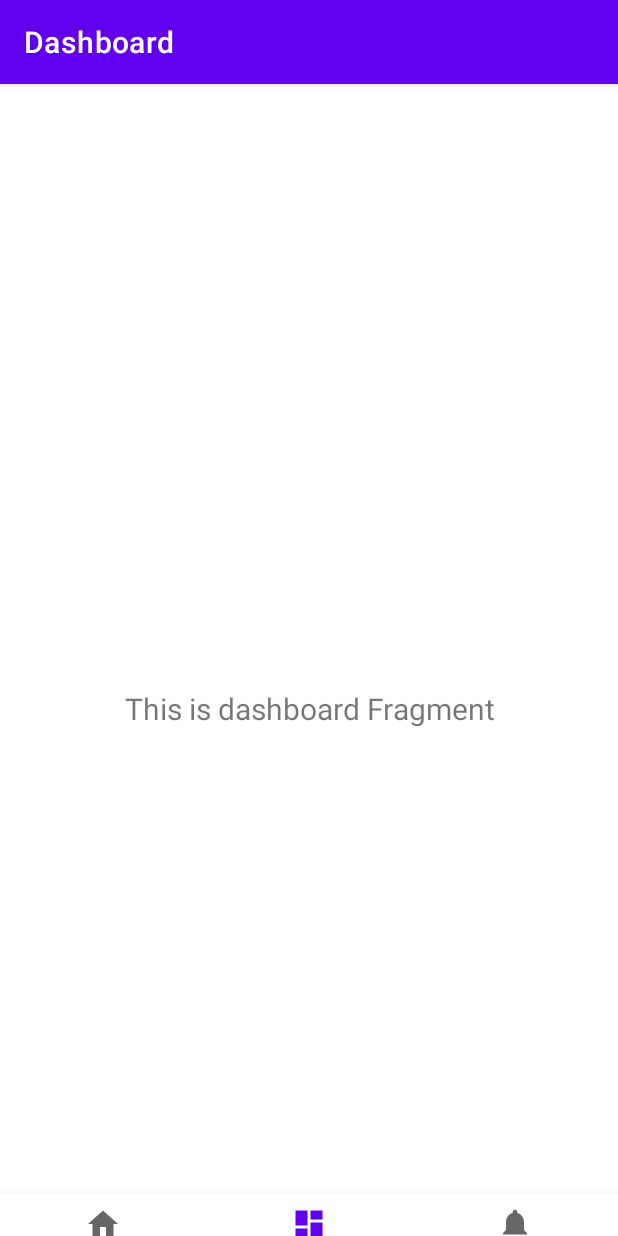
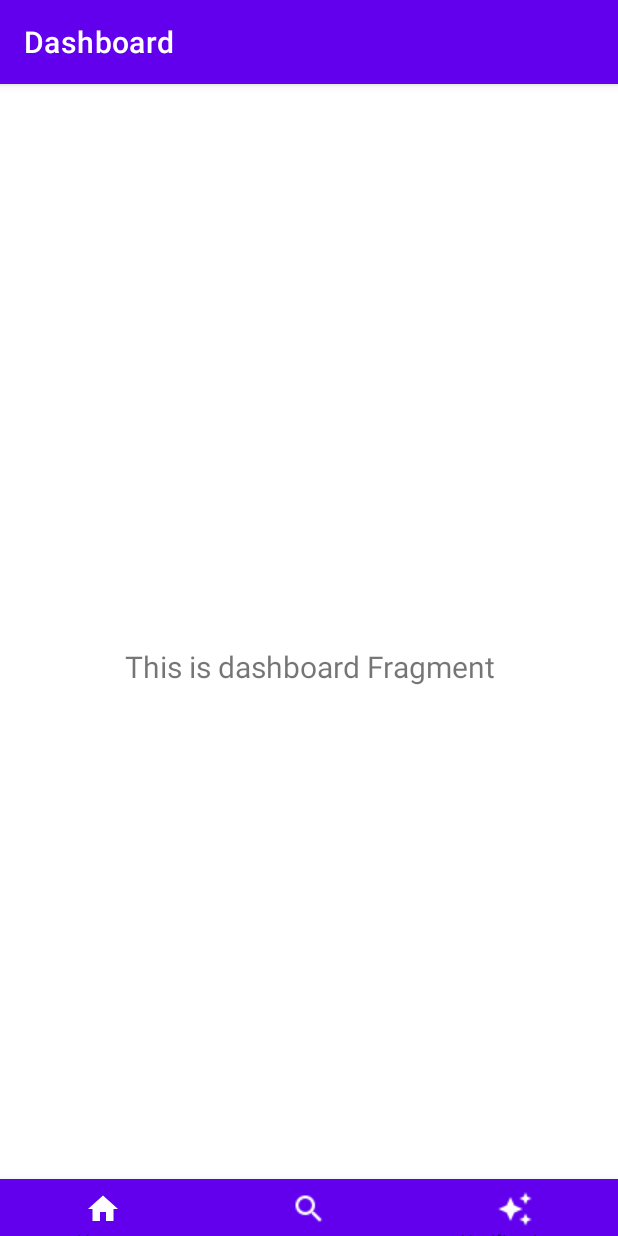
Before and after one commit to KatarzynaJaroszewska/android-lsm-project, an Android app: the HomeFragment screen opened directly, with no data from a screen before it, item 2 of the bottom bar chosen, on a phone screen of 412 x 824 dp. Run offline under Robolectric (Android 15) with nearby library versions, the phone set to English and light mode, and no system bars; our stand-ins replace navigation-ui.

Commit message:
fragment_home - menu settings, radius corners

```diff
--- a/app/src/main/res/layout/activity_main.xml
+++ b/app/src/main/res/layout/activity_main.xml
@@ -3,14 +3,15 @@
     xmlns:app="http://schemas.android.com/apk/res-auto"
     android:id="@+id/container"
     android:layout_width="match_parent"
-    android:layout_height="match_parent"
-    android:paddingTop="?attr/actionBarSize">
+    android:layout_height="match_parent">
 
     <com.google.android.material.bottomnavigation.BottomNavigationView
         android:id="@+id/nav_view"
         android:layout_width="0dp"
         android:layout_height="wrap_content"
-        android:background="?android:attr/windowBackground"
+        android:background="?android:attr/colorPrimary"
+        android:paddingBottom="@dimen/huge_padding"
+        app:itemIconTint="@color/white"
         app:layout_constraintBottom_toBottomOf="parent"
         app:layout_constraintLeft_toLeftOf="parent"
         app:layout_constraintRight_toRightOf="parent"
--- a/app/src/main/res/menu/bottom_nav_menu.xml
+++ b/app/src/main/res/menu/bottom_nav_menu.xml
@@ -8,12 +8,12 @@
 
     <item
         android:id="@+id/navigation_dashboard"
-        android:icon="@drawable/ic_dashboard_black_24dp"
+        android:icon="@drawable/baseline_search_white_24dp"
         android:title="@string/title_dashboard" />
 
     <item
         android:id="@+id/navigation_notifications"
-        android:icon="@drawable/ic_notifications_black_24dp"
+        android:icon="@drawable/baseline_auto_awesome_white_24dp"
         android:title="@string/title_notifications" />
 
 </menu>
--- a/app/src/main/res/values/dimens.xml
+++ b/app/src/main/res/values/dimens.xml
@@ -10,4 +10,5 @@
     <dimen name="points_min_width">50dp</dimen>
     <dimen name="button_bottom_margin">70dp</dimen>
     <dimen name="huge_padding">20dp</dimen>
+    <dimen name="card_corner_radius">20dp</dimen>
 </resources>
```
Also changed, not shown: app/src/main/res/layout/fragment_home.xml (+20 -17 lines), app/src/main/res/drawable/baseline_auto_awesome_white_24dp.png (added), app/src/main/res/drawable/baseline_home_white_24dp.png (added), app/src/main/res/drawable/baseline_search_white_24dp.png (added).
